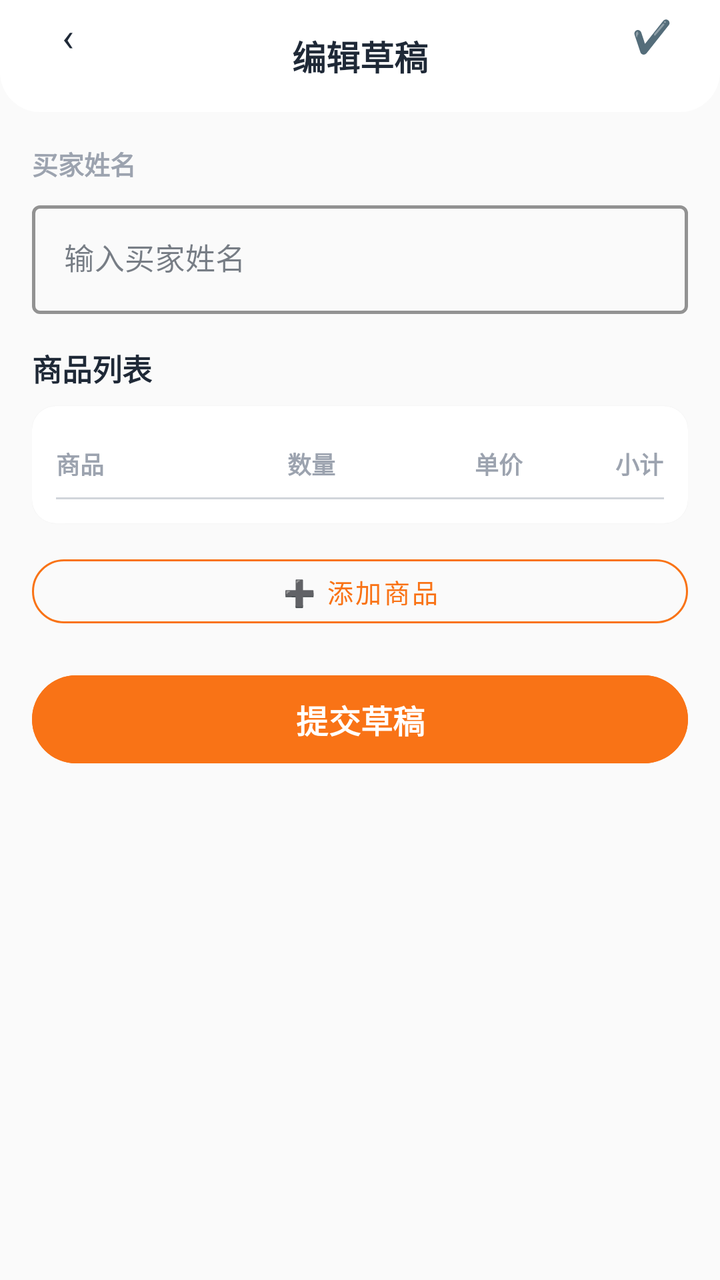
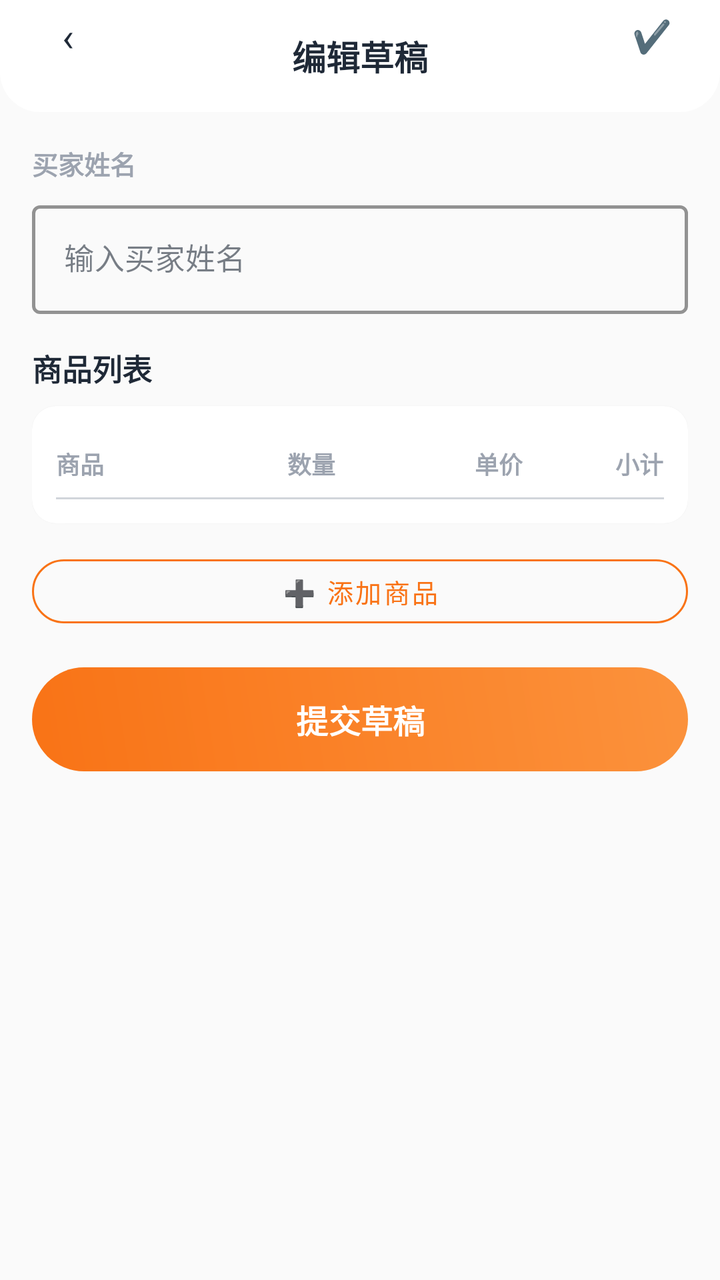

Two renders of the same Android screen: before a commit and after it. Below are the layout's source before the change and the commit's diff.
<!-- AndroidManifest.xml: application theme Theme.ClothingSI -->
<!-- res/layout/activity_new_order_edit.xml -->
<?xml version="1.0" encoding="utf-8"?>
<FrameLayout xmlns:android="http://schemas.android.com/apk/res/android"
    xmlns:app="http://schemas.android.com/apk/res-auto"
    android:layout_width="match_parent" android:layout_height="match_parent"
    android:background="@color/md_surface_container_low">

    <LinearLayout android:layout_width="match_parent" android:layout_height="match_parent"
        android:orientation="vertical">
        <RelativeLayout android:layout_width="match_parent" android:layout_height="56dp"
            android:background="@drawable/header_bar_bg" android:paddingHorizontal="16dp">
            <TextView android:id="@+id/btn_back" android:layout_width="36dp" android:layout_height="36dp"
                android:text="‹" android:textSize="20sp" android:textColor="@color/md_on_surface"
                android:gravity="center" android:background="@drawable/circle_bg" />
            <TextView android:layout_width="wrap_content" android:layout_height="wrap_content"
                android:text="编辑草稿" android:textSize="17sp" android:textStyle="bold"
                android:textColor="@color/md_on_surface" android:layout_centerInParent="true" />
            <TextView android:id="@+id/btn_submit_top" android:layout_width="36dp" android:layout_height="36dp"
                android:text="✔️" android:textSize="16sp" android:textColor="@color/md_on_surface"
                android:gravity="center" android:background="@drawable/circle_bg"
                android:layout_alignParentEnd="true" android:clickable="true" android:focusable="true" />
        </RelativeLayout>

        <ScrollView android:layout_width="match_parent" android:layout_height="match_parent"
            android:padding="16dp">
            <LinearLayout android:layout_width="match_parent" android:layout_height="wrap_content"
                android:orientation="vertical">

                
                <TextView android:layout_width="wrap_content" android:layout_height="wrap_content"
                    android:text="买家姓名" android:textSize="13sp" android:textStyle="bold"
                    android:textColor="@color/md_on_surface_variant" android:layout_marginBottom="6dp" />
                <com.google.android.material.textfield.TextInputLayout
                    android:layout_width="match_parent" android:layout_height="wrap_content"
                    style="@style/Widget.MaterialComponents.TextInputLayout.OutlinedBox"
                    app:boxStrokeColor="@color/md_primary" app:boxStrokeWidth="1.5dp"
                    android:layout_marginBottom="16dp" android:hint="输入买家姓名">
                    <com.google.android.material.textfield.TextInputEditText android:id="@+id/et_buyer_name"
                        android:layout_width="match_parent" android:layout_height="wrap_content"
                        android:textSize="15sp" />
                </com.google.android.material.textfield.TextInputLayout>

                
                <TextView android:layout_width="wrap_content" android:layout_height="wrap_content"
                    android:text="商品列表" android:textSize="15sp" android:textStyle="bold"
                    android:textColor="@color/md_on_surface" android:layout_marginBottom="8dp" />
                <androidx.cardview.widget.CardView android:layout_width="match_parent"
                    android:layout_height="wrap_content" app:cardCornerRadius="12dp" app:cardElevation="1dp"
                    android:layout_marginBottom="12dp">
                    <LinearLayout android:layout_width="match_parent" android:layout_height="wrap_content"
                        android:orientation="vertical" android:padding="12dp">
                        <TableLayout android:layout_width="match_parent" android:layout_height="wrap_content"
                            android:stretchColumns="*">
                            <TableRow android:paddingVertical="8dp">
                                <TextView android:text="商品" android:textStyle="bold" android:textSize="12sp"
                                    android:textColor="@color/md_on_surface_variant" android:layout_span="2" />
                                <TextView android:text="数量" android:textStyle="bold" android:textSize="12sp"
                                    android:textColor="@color/md_on_surface_variant" android:gravity="center" />
                                <TextView android:text="单价" android:textStyle="bold" android:textSize="12sp"
                                    android:textColor="@color/md_on_surface_variant" android:gravity="end" />
                                <TextView android:text="小计" android:textStyle="bold" android:textSize="12sp"
                                    android:textColor="@color/md_on_surface_variant" android:gravity="end" />
                            </TableRow>
                            <View android:layout_width="match_parent" android:layout_height="1dp"
                                android:background="@color/md_outline_variant" />
                        </TableLayout>
                        <LinearLayout android:id="@+id/layout_draft_items"
                            android:layout_width="match_parent" android:layout_height="wrap_content"
                            android:orientation="vertical" />
                    </LinearLayout>
                </androidx.cardview.widget.CardView>

                <com.google.android.material.button.MaterialButton android:id="@+id/btn_add_product_to_draft"
                    android:layout_width="match_parent" android:layout_height="44dp"
                    android:text="➕ 添加商品" android:textSize="13sp"
                    style="@style/Widget.MaterialComponents.Button.OutlinedButton"
                    app:cornerRadius="22dp" app:strokeColor="@color/md_primary"
                    android:textColor="@color/md_primary" android:layout_marginBottom="16dp" />

                <com.google.android.material.button.MaterialButton android:id="@+id/btn_draft_submit"
                    android:layout_width="match_parent" android:layout_height="52dp"
                    android:text="提交草稿" android:textSize="16sp" android:textStyle="bold"
                    app:cornerRadius="26dp"
                    android:backgroundTint="@color/md_primary"
                    android:textColor="@color/md_on_primary" />
            </LinearLayout>
        </ScrollView>
    </LinearLayout>
</FrameLayout>
<!-- resources referenced by this layout -->
<resources>
  <color name="md_on_primary">#FFFFFF</color>
  <color name="md_on_surface">#1F2937</color>
  <color name="md_on_surface_variant">#9CA3AF</color>
  <color name="md_outline_variant">#D1D5DB</color>
  <color name="md_primary">#F97316</color>
  <color name="md_surface_container_low">#FAFAFA</color>
  <!-- drawable circle_bg (drawable) -->
  <?xml version="1.0" encoding="utf-8"?>
  <shape xmlns:android="http://schemas.android.com/apk/res/android" android:shape="oval">
      <solid android:color="#26FFFFFF" />
  </shape>
  <!-- drawable header_bar_bg (drawable) -->
  <?xml version="1.0" encoding="utf-8"?>
  <shape xmlns:android="http://schemas.android.com/apk/res/android" android:shape="rectangle">
      <solid android:color="@color/md_surface" />
      <corners android:topLeftRadius="0dp" android:topRightRadius="0dp" android:bottomLeftRadius="20dp" android:bottomRightRadius="20dp" />
  </shape>
  <style name="Theme.ClothingSI" parent="Theme.Material3.Light.NoActionBar">
          
          <item name="colorPrimary">@color/md_primary</item>
          <item name="colorOnPrimary">@color/md_on_primary</item>
          <item name="colorPrimaryContainer">@color/md_primary_container</item>
          <item name="colorOnPrimaryContainer">@color/md_on_primary_container</item>
  
          
          <item name="colorSecondary">@color/md_secondary</item>
          <item name="colorOnSecondary">@color/md_on_secondary</item>
          <item name="colorSecondaryContainer">@color/md_secondary_container</item>
          <item name="colorOnSecondaryContainer">@color/md_on_secondary_container</item>
  
          
          <item name="android:colorBackground">@color/md_surface_container_low</item>
          <item name="colorSurface">@color/md_surface</item>
          <item name="colorOnSurface">@color/md_on_surface</item>
          <item name="colorOnSurfaceVariant">@color/md_on_surface_variant</item>
  
          
          <item name="colorOutline">@color/md_outline</item>
          <item name="colorOutlineVariant">@color/md_outline_variant</item>
  
          
          <item name="colorError">@color/md_error</item>
          <item name="colorOnError">@color/md_on_error</item>
  
          
          <item name="android:statusBarColor">@android:color/transparent</item>
          <item name="android:navigationBarColor">@color/md_surface</item>
          <item name="android:windowLightStatusBar">true</item>
  
          
          <item name="android:fontFamily">sans-serif</item>
          <item name="android:textViewStyle">@style/TextView.Base</item>
      </style>
  <color name="md_surface">#FFFFFF</color>
  <color name="md_primary_container">#FFF7ED</color>
  <color name="md_on_primary_container">#5C3D00</color>
  <color name="md_secondary">#2563EB</color>
  <color name="md_on_secondary">#FFFFFF</color>
  <color name="md_secondary_container">#DBEAFE</color>
  <color name="md_on_secondary_container">#001A3E</color>
  <color name="md_outline">#9CA3AF</color>
  <color name="md_error">#EF4444</color>
  <color name="md_on_error">#FFFFFF</color>
  <style name="TextView.Base" parent="android:Widget.TextView">
          <item name="android:fontFamily">sans-serif</item>
      </style>
</resources>

<!-- the commit's change to res/layout/activity_new_order_edit.xml (unified diff, before → after) -->
@@ -80,7 +80,7 @@
                     android:layout_width="match_parent" android:layout_height="52dp"
                     android:text="提交草稿" android:textSize="16sp" android:textStyle="bold"
                     app:cornerRadius="26dp"
-                    android:backgroundTint="@color/md_primary"
+                    android:background="@drawable/btn_gradient_primary" app:backgroundTint="@null"
                     android:textColor="@color/md_on_primary" />
             </LinearLayout>
         </ScrollView>
<!-- resource entries referenced after the edit -->
@@ -6,6 +6,15 @@
   <color name="md_outline_variant">#D1D5DB</color>
   <color name="md_primary">#F97316</color>
   <color name="md_surface_container_low">#FAFAFA</color>
+  <!-- drawable btn_gradient_primary (drawable) -->
+  <?xml version="1.0" encoding="utf-8"?>
+  <shape xmlns:android="http://schemas.android.com/apk/res/android" android:shape="rectangle">
+      <corners android:radius="26dp" />
+      <gradient
+          android:startColor="#F97316"
+          android:endColor="#FB923C"
+          android:angle="45" />
+  </shape>
   <!-- drawable circle_bg (drawable) -->
   <?xml version="1.0" encoding="utf-8"?>
   <shape xmlns:android="http://schemas.android.com/apk/res/android" android:shape="oval">
